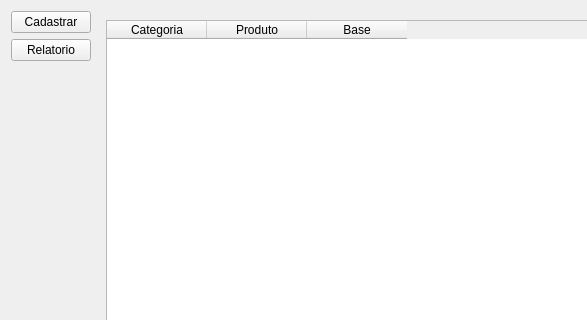
Qt form visao/relatorio.ui (AlanJP0/ItH_Estoque) before a commit; both pictures show x 0 to 587 and y 0 to 320 of the 896 by 543 pixel window.
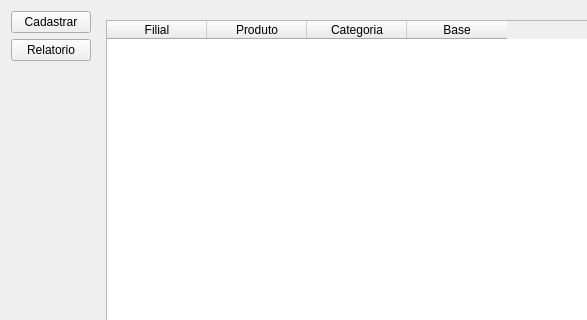
The same form after that commit.

Commit message: Sexto Commit - Alterar botaoseleciona Secao/Filial

The edit to the form file:
```diff
--- a/visao/relatorio.ui
+++ b/visao/relatorio.ui
@@ -56,7 +56,7 @@
         <widget class="QTableWidget" name="tableWidget">
          <column>
           <property name="text">
-           <string>Categoria</string>
+           <string>Filial</string>
           </property>
          </column>
          <column>
@@ -64,6 +64,11 @@
            <string>Produto</string>
           </property>
          </column>
+         <column>
+          <property name="text">
+           <string>Categoria</string>
+          </property>
+         </column>
          <column>
           <property name="text">
            <string>Base</string>
```
The commit also changes 15 other files.
